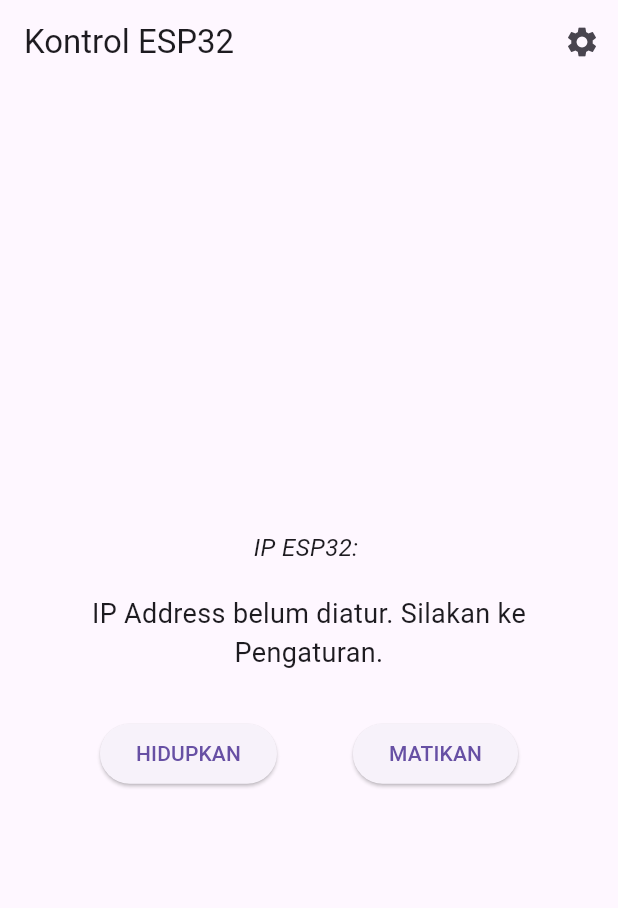
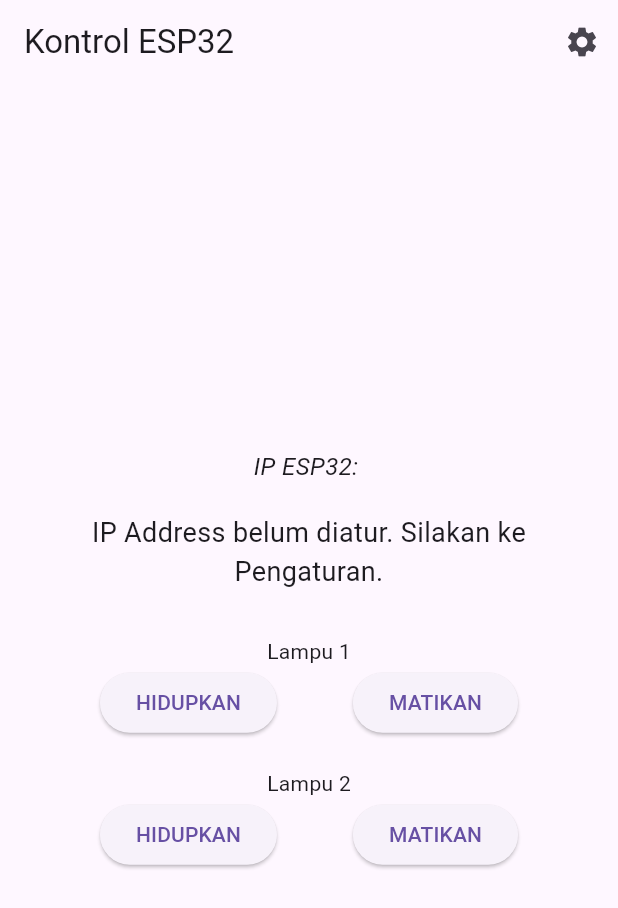
Before and after one commit to afrizalbani/Flutter-AppsESP32, a Flutter app: the screen it shows after launch, after a tap on "HIDUPKAN", on a phone screen of 412 x 824 dp. Shown: the top 908 px of the screen. Run offline on Flutter 3.47's test engine with Material 3 defaults, Android fonts, the phone set to English and light mode, and no system bars; our stand-ins replace shared_preferences.

Commit message:
penambahan 2 lampu

```diff
--- a/lib/main.dart
+++ b/lib/main.dart
@@ -28,10 +28,10 @@ class ControlPage extends StatefulWidget {
   const ControlPage({Key? key}) : super(key: key);
 
   @override
-  _ControlPageState createState() => _ControlPageState();
+  ControlPageState createState() => ControlPageState();
 }
 
-class _ControlPageState extends State<ControlPage> {
+class ControlPageState extends State<ControlPage> {
   String _statusMessage = "Siap kirim perintah.";
   String _esp32Ip = "";
   final int _esp32Port = 80;
@@ -44,7 +44,7 @@ class _ControlPageState extends State<ControlPage> {
 
   Future<void> _loadIpAddress() async {
     final prefs = await SharedPreferences.getInstance();
-    if (mounted) { // Pengecekan mounted
+    if (mounted) {
       setState(() {
         _esp32Ip = prefs.getString('esp32Ip') ?? '';
       });
@@ -53,7 +53,7 @@ class _ControlPageState extends State<ControlPage> {
 
   Future<void> _sendCommand(String command) async {
     if (_esp32Ip.isEmpty) {
-      if (mounted) { // Pengecekan mounted
+      if (mounted) {
         setState(() {
           _statusMessage = "IP Address belum diatur. Silakan ke Pengaturan.";
         });
@@ -61,7 +61,7 @@ class _ControlPageState extends State<ControlPage> {
       return;
     }
 
-    if (mounted) { // Pengecekan mounted
+    if (mounted) {
       setState(() {
         _statusMessage = "Mengirim perintah...";
       });
@@ -74,7 +74,7 @@ class _ControlPageState extends State<ControlPage> {
       final response = await socket.first.timeout(const Duration(seconds: 5));
       final String responseString = String.fromCharCodes(response);
 
-      if (mounted) { // Pengecekan mounted
+      if (mounted) {
         setState(() {
           _statusMessage = responseString.trim();
         });
@@ -82,19 +82,19 @@ class _ControlPageState extends State<ControlPage> {
 
       await socket.close();
     } on SocketException catch (e) {
-      if (mounted) { // Pengecekan mounted
+      if (mounted) {
         setState(() {
           _statusMessage = "Koneksi gagal: ${e.message}";
         });
       }
     } on TimeoutException {
-      if (mounted) { // Pengecekan mounted
+      if (mounted) {
         setState(() {
           _statusMessage = "Koneksi timeout.";
         });
       }
     } catch (e) {
-      if (mounted) { // Pengecekan mounted
+      if (mounted) {
         setState(() {
           _statusMessage = "Terjadi kesalahan: $e";
         });
@@ -135,15 +135,36 @@ class _ControlPageState extends State<ControlPage> {
                 textAlign: TextAlign.center,
               ),
               const SizedBox(height: 30),
+
+              // --- Tombol untuk Lampu 1 ---
+              const Text('Lampu 1'),
               Row(
                 mainAxisAlignment: MainAxisAlignment.spaceEvenly,
                 children: <Widget>[
                   ElevatedButton(
-                    onPressed: () => _sendCommand("LED_ON"),
+                    onPressed: () => _sendCommand("LAMP1_ON"),
                     child: const Text('HIDUPKAN'),
                   ),
                   ElevatedButton(
-                    onPressed: () => _sendCommand("LED_OFF"),
+                    onPressed: () => _sendCommand("LAMP1_OFF"),
+                    child: const Text('MATIKAN'),
+                  ),
+                ],
+              ),
+
+              const SizedBox(height: 20),
+
+              // --- Tombol untuk Lampu 2 ---
+              const Text('Lampu 2'),
+              Row(
+                mainAxisAlignment: MainAxisAlignment.spaceEvenly,
+                children: <Widget>[
+                  ElevatedButton(
+                    onPressed: () => _sendCommand("LAMP2_ON"),
+                    child: const Text('HIDUPKAN'),
+                  ),
+                  ElevatedButton(
+                    onPressed: () => _sendCommand("LAMP2_OFF"),
                     child: const Text('MATIKAN'),
                   ),
                 ],
@@ -155,7 +176,6 @@ class _ControlPageState extends State<ControlPage> {
     );
   }
 }
-
 // ---------------------- Halaman Pengaturan (SettingsPage) ----------------------
 
 class SettingsPage extends StatefulWidget {
```
